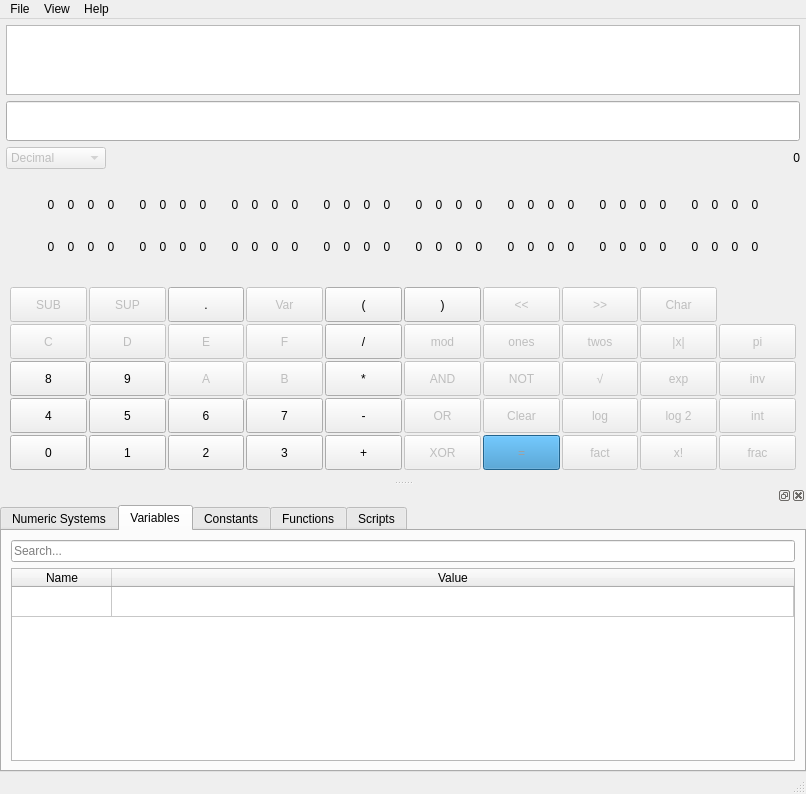
vetux/qcalculator, file src/forms/mainwindow.ui: the form before one commit.
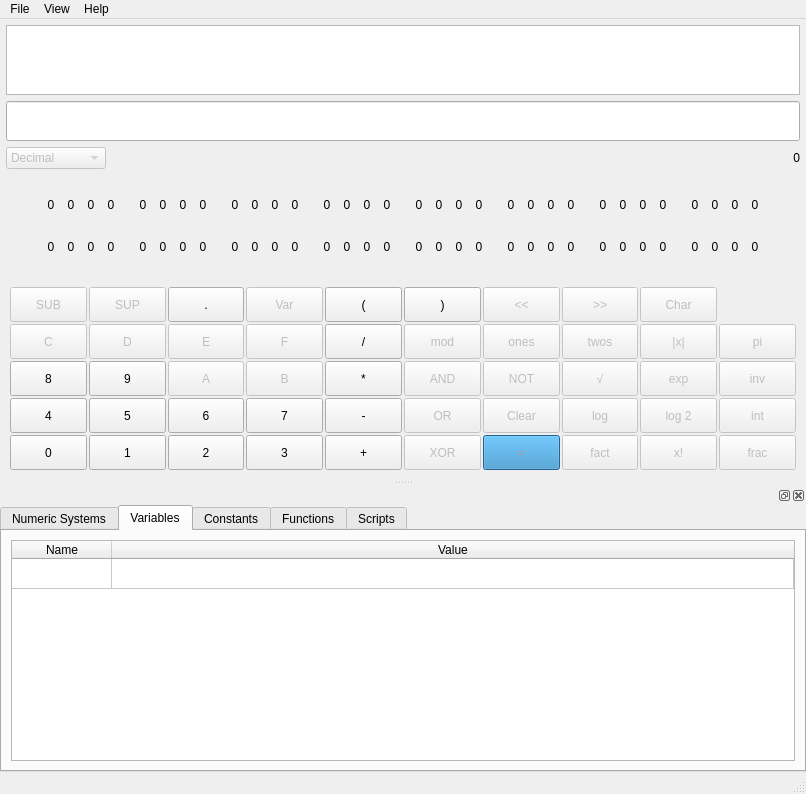
The form after the commit. The open tabs and pages were chosen to show the change.

Commit message: Remove search line edit widgets

```diff
--- a/src/forms/mainwindow.ui
+++ b/src/forms/mainwindow.ui
@@ -4669,13 +4669,6 @@
          <property name="bottomMargin">
           <number>9</number>
          </property>
-         <item>
-          <widget class="QLineEdit" name="lineEdit_variables_search">
-           <property name="placeholderText">
-            <string>Search...</string>
-           </property>
-          </widget>
-         </item>
          <item>
           <widget class="QTableWidget" name="tableWidget_variables">
            <property name="sizePolicy">
```
Left out of the diff: 21 changed lines with no effect on the pictures.
